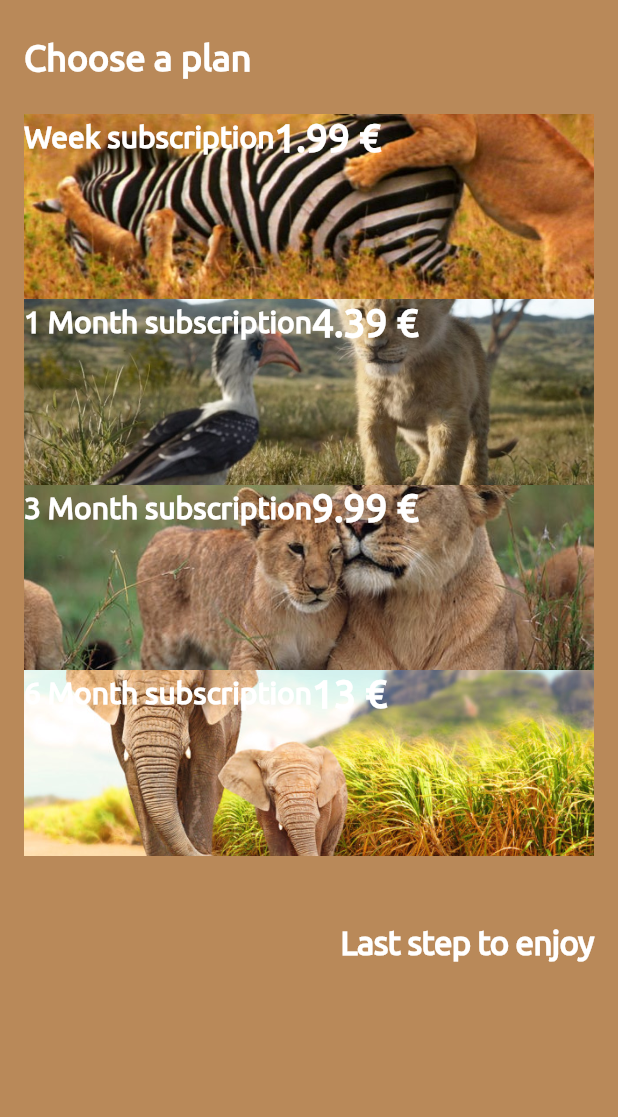
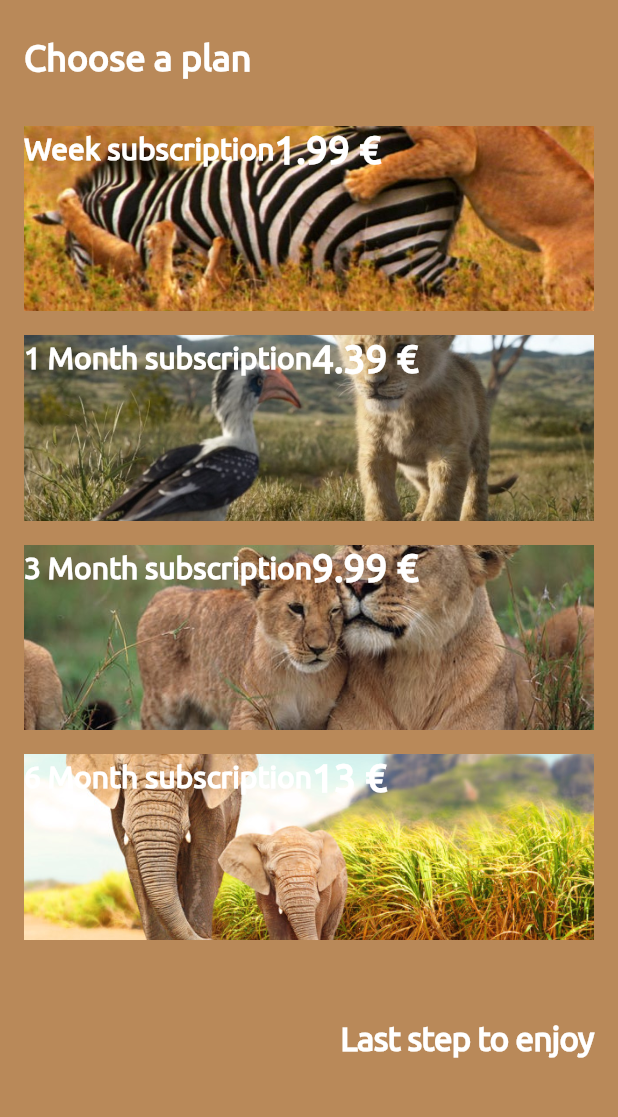
Before and after one commit to dagonco/flutter_savage_workshop, a Flutter app: the ChoosePlanScreen screen opened directly, on a phone screen of 412 x 824 dp, the part 114-1231 px from its top. Run offline on Flutter 3.47's test engine with Material 2 defaults, Android fonts, the phone set to English and light mode, and no system bars.

Commit message:
Add a padding to separate each SubscriptionContainer

```diff
--- a/lib/screens/choose_plan/subscription_container.dart
+++ b/lib/screens/choose_plan/subscription_container.dart
@@ -15,7 +15,9 @@ class SubscriptionContainer extends StatelessWidget {
     final width = MediaQuery.of(context).size.width;
     final height = MediaQuery.of(context).size.height;
 
-    return Stack(
+    return Padding(
+      padding: EdgeInsets.symmetric(vertical: 8.0),
+      child: Stack(
         children: <Widget>[
           Image.asset(
             imagePath,
@@ -36,6 +38,7 @@ class SubscriptionContainer extends StatelessWidget {
             ],
           ),
         ],
+      ),
     );
   }
 }
```
Lines whose indentation alone changed are shown as unchanged.
